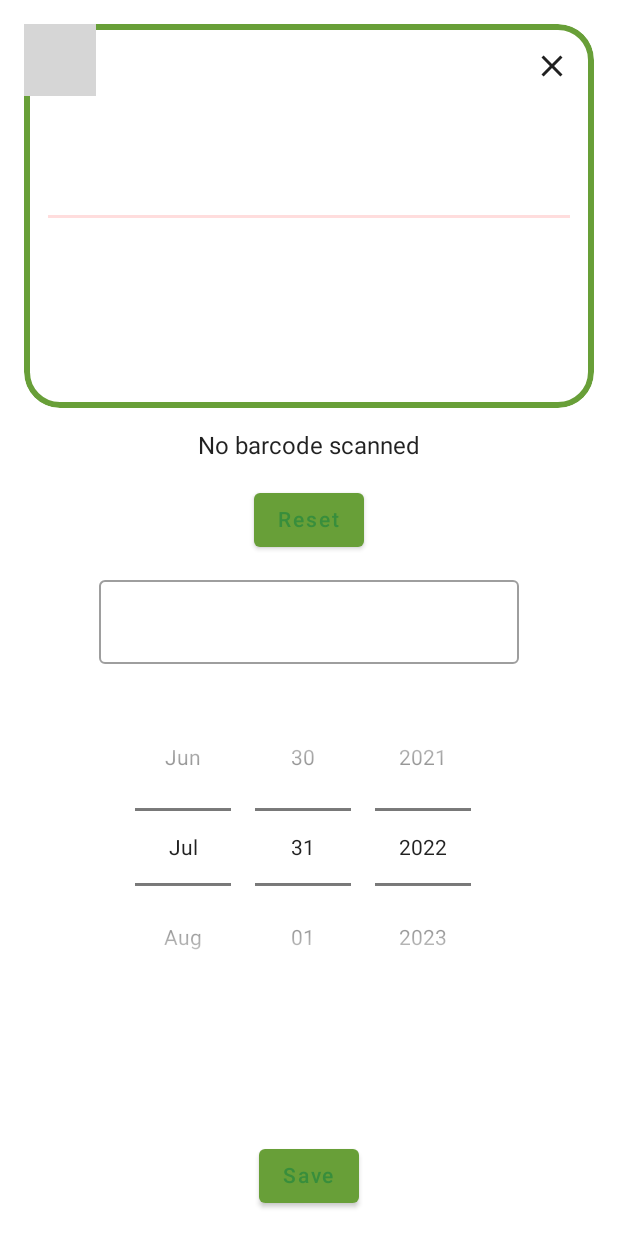
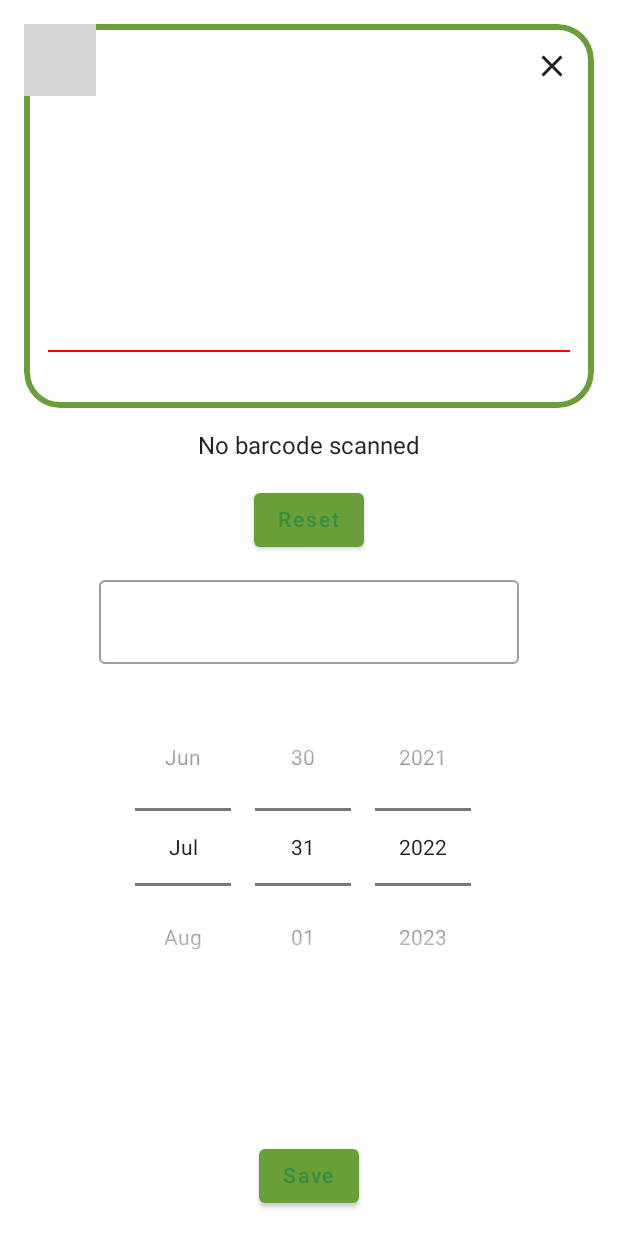
Before and after one commit to devdszerszen/BestBefore_new, an Android app built with Jetpack Compose: the AddProductScreen screen opened through its navigation route, on a phone screen of 412 x 824 dp. Run offline under Robolectric (Android 15) with nearby library versions, the phone set to English and light mode, and no system bars; our stand-ins replace Dagger/Hilt's generated code; libraries missing offline, so code that uses them is left out: androidx.camera.core, androidx.camera.lifecycle, androidx.camera.view; 3 statements that could not run were skipped; grey boxes are pictures that could not be loaded.

Commit message:
modified scanner animation

```diff
--- a/app/src/main/java/pl/dszerszen/bestbefore/ui/barcode/BarcodeScanner.kt
+++ b/app/src/main/java/pl/dszerszen/bestbefore/ui/barcode/BarcodeScanner.kt
@@ -11,6 +11,7 @@ import androidx.compose.animation.animateColorAsState
 import androidx.compose.animation.core.*
 import androidx.compose.foundation.layout.Box
 import androidx.compose.foundation.layout.fillMaxWidth
+import androidx.compose.foundation.layout.offset
 import androidx.compose.foundation.layout.padding
 import androidx.compose.material.Divider
 import androidx.compose.material.Icon
@@ -20,7 +21,6 @@ import androidx.compose.material.icons.outlined.Close
 import androidx.compose.runtime.*
 import androidx.compose.ui.Alignment
 import androidx.compose.ui.Modifier
-import androidx.compose.ui.draw.alpha
 import androidx.compose.ui.graphics.Color
 import androidx.compose.ui.platform.LocalLifecycleOwner
 import androidx.compose.ui.unit.dp
@@ -113,10 +113,15 @@ fun BarcodeScanner(
 @Composable
 fun AnimatedLine(modifier: Modifier, barcode: String?) {
     val transition = rememberInfiniteTransition()
-    val alpha by transition.animateFloat(0f, 1f, infiniteRepeatable(tween(1000), RepeatMode.Reverse))
+    val offset by transition.animateFloat(-120f, 120f, infiniteRepeatable(tween(1600, easing = LinearEasing), RepeatMode.Reverse))
     val color by animateColorAsState(if (barcode != null) Color.Green else Color.Red)
 
-    Divider(modifier = modifier.alpha(alpha), color = color, thickness = 2.dp)
+    Divider(
+        modifier = modifier
+            .offset(y = offset.dp),
+        color = color,
+        thickness = 1.dp
+    )
 }
 
 suspend fun Context.getCameraProvider(): ProcessCameraProvider = suspendCoroutine { cont ->
```
